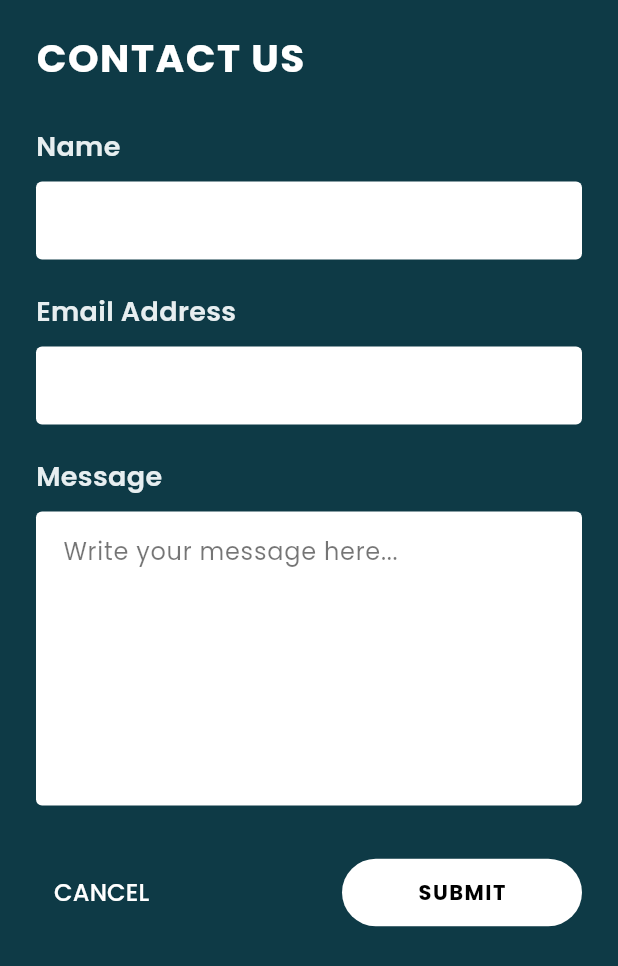
After one commit to Jalalah-al/team-recipe-book, a Flutter app: the ContactUsScreen screen opened directly, on a phone screen of 412 x 824 dp. The commit adds this screen. Shown: the top 966 px of the screen. Run offline on Flutter 3.47's test engine with Material 3 defaults, Android fonts, the phone set to English and light mode, and no system bars; our stand-ins replace google_fonts.

Commit message:
contactuspage

```diff
--- a/welcome_sheffield/lib/main.dart
+++ b/welcome_sheffield/lib/main.dart
@@ -1,5 +1,4 @@
 import 'package:flutter/material.dart';
-import 'main_scaffold.dart';
 import 'screens/content.dart';
 import 'package:google_fonts/google_fonts.dart';
 
--- a/welcome_sheffield/lib/main_scaffold.dart
+++ b/welcome_sheffield/lib/main_scaffold.dart
@@ -52,8 +52,8 @@ class _MainScaffoldState extends State<MainScaffold> {
       context,
       MaterialPageRoute(
         builder: (context) => MainScaffold(
+          currentIndex: index,
           child: content,
-          currentIndex: index,
         ),
       ),
     );
--- /dev/null
+++ b/welcome_sheffield/lib/screens/contactus_content.dart
@@ -0,0 +1,183 @@
+import 'package:flutter/material.dart';
+
+class ContactUsScreen extends StatefulWidget {
+  const ContactUsScreen({super.key});
+
+  @override
+  State<ContactUsScreen> createState() => _ContactUsScreenState();
+}
+
+class _ContactUsScreenState extends State<ContactUsScreen> {
+  final _formKey = GlobalKey<FormState>();
+
+  final _nameController = TextEditingController();
+  final _emailController = TextEditingController();
+  final _messageController = TextEditingController();
+
+  static const Color _bgColor = Color(0xFF0E3A46); // dark teal
+  static const Color _labelColor = Color(0xFFE7EEF0);
+
+  @override
+  void dispose() {
+    _nameController.dispose();
+    _emailController.dispose();
+    _messageController.dispose();
+    super.dispose();
+  }
+
+  void _submit() {
+    if (_formKey.currentState!.validate()) {
+      ScaffoldMessenger.of(context).showSnackBar(
+        const SnackBar(content: Text('Message sent successfully!')),
+      );
+
+      _nameController.clear();
+      _emailController.clear();
+      _messageController.clear();
+    }
+  }
+
+  InputDecoration _inputDecoration({String? hintText}) {
+    return InputDecoration(
+      filled: true,
+      fillColor: Colors.white,
+      hintText: hintText,
+      hintStyle: const TextStyle(color: Colors.black54),
+      border: const OutlineInputBorder(borderSide: BorderSide.none),
+      contentPadding: const EdgeInsets.symmetric(horizontal: 14, vertical: 14),
+    );
+  }
+
+  @override
+  Widget build(BuildContext context) {
+    return Scaffold(
+      backgroundColor: _bgColor,
+      body: SafeArea(
+        child: SingleChildScrollView(
+          padding: const EdgeInsets.symmetric(horizontal: 24, vertical: 20),
+          child: Form(
+            key: _formKey,
+            child: Column(
+              crossAxisAlignment: CrossAxisAlignment.start,
+              children: [
+                // Header
+                const Text(
+                  'CONTACT US',
+                  style: TextStyle(
+                    color: Colors.white,
+                    fontSize: 26,
+                    fontWeight: FontWeight.bold,
+                    letterSpacing: 1,
+                  ),
+                ),
+                const SizedBox(height: 28),
+
+                // Name
+                const Text(
+                  'Name',
+                  style: TextStyle(
+                    color: _labelColor,
+                    fontSize: 18,
+                    fontWeight: FontWeight.w600,
+                  ),
+                ),
+                const SizedBox(height: 10),
+                TextFormField(
+                  controller: _nameController,
+                  decoration: _inputDecoration(),
+                  validator: (value) => (value == null || value.trim().isEmpty)
+                      ? 'Please enter your name'
+                      : null,
+                ),
+
+                const SizedBox(height: 22),
+
+                // Email
+                const Text(
+                  'Email Address',
+                  style: TextStyle(
+                    color: _labelColor,
+                    fontSize: 18,
+                    fontWeight: FontWeight.w600,
+                  ),
+                ),
+                const SizedBox(height: 10),
+                TextFormField(
+                  controller: _emailController,
+                  keyboardType: TextInputType.emailAddress,
+                  decoration: _inputDecoration(),
+                  validator: (value) {
+                    final v = value?.trim() ?? '';
+                    if (v.isEmpty) return 'Please enter your email';
+                    if (!v.contains('@')) return 'Enter a valid email';
+                    return null;
+                  },
+                ),
+
+                const SizedBox(height: 22),
+
+                // Message
+                const Text(
+                  'Message',
+                  style: TextStyle(
+                    color: _labelColor,
+                    fontSize: 18,
+                    fontWeight: FontWeight.w600,
+                  ),
+                ),
+                const SizedBox(height: 10),
+                TextFormField(
+                  controller: _messageController,
+                  maxLines: 7,
+                  decoration:
+                  _inputDecoration(hintText: 'Write your message here...'),
+                  validator: (value) => (value == null || value.trim().isEmpty)
+                      ? 'Please enter a message'
+                      : null,
+                ),
+
+                const SizedBox(height: 34),
+
+                // Buttons
+                Row(
+                  children: [
+                    TextButton(
+                      onPressed: () => Navigator.pop(context),
+                      child: const Text(
+                        'CANCEL',
+                        style: TextStyle(
+                          color: Colors.white,
+                          fontSize: 16,
+                        ),
+                      ),
+                    ),
+                    const Spacer(),
+                    SizedBox(
+                      width: 160,
+                      height: 45,
+                      child: ElevatedButton(
+                        onPressed: _submit,
+                        style: ElevatedButton.styleFrom(
+                          backgroundColor: Colors.white,
+                          foregroundColor: Colors.black,
+                          elevation: 0,
+                        ),
+                        child: const Text(
+                          'SUBMIT',
+                          style: TextStyle(
+                            fontWeight: FontWeight.bold,
+                            letterSpacing: 1,
+                          ),
+                        ),
+                      ),
+                    ),
+                  ],
+                ),
+              ],
+            ),
+          ),
+        ),
+      ),
+    );
+  }
+}
```
Also changed, not shown: welcome_sheffield/lib/screens/home_screen.dart (line endings or trailing spaces), 1 other file.
